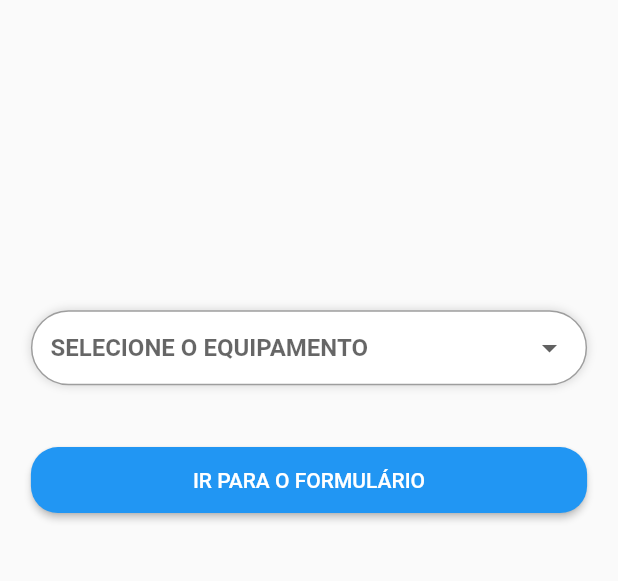
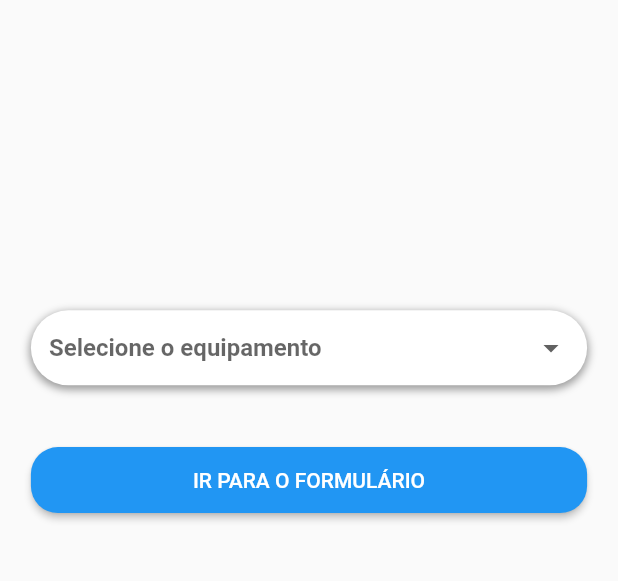
Before and after one commit to Gabriel-S-Souza/worksheet-generator, a Flutter app: the HomeScreen screen opened directly, on a phone screen of 412 x 824 dp, the part 430-1011 px from its top. Run offline on Flutter 3.47's test engine with Material 2 defaults, Android fonts, the phone set to English and light mode, and no system bars; our stand-ins replace auto_size_text, email_validator, flutter_mobx, flutter_typeahead, get_it, hive_flutter and 5 more; missing offline and left inert: android_path_provider, dart:ffi, excel; accounts and stored records are empty; generated files the repository leaves out were written again; statements that could not run were skipped.

Commit message:
Adjusted some datails on interface

```diff
--- a/lib/view/my_app.dart
+++ b/lib/view/my_app.dart
@@ -6,12 +6,10 @@ class MyApp extends StatelessWidget {
 
   @override
   Widget build(BuildContext context) {
-    return MaterialApp(
+    return const MaterialApp(
       title: 'Formulário de Atendimento',
       debugShowCheckedModeBanner: false,
-      theme: ThemeData(
-      ),
-      home: const CustomLoginCheck(),
+      home: CustomLoginCheck(),
     );
   }
 }
--- a/lib/view/screens/client_form/form_client_screen.dart
+++ b/lib/view/screens/client_form/form_client_screen.dart
@@ -58,6 +58,10 @@ class _FormClientScreenState extends State<FormClientScreen> {
         backgroundColor: Colors.transparent,
         centerTitle: true,
         elevation: 0,
+        leading: IconButton(
+          icon: const Icon(Icons.home),
+          onPressed: () => Navigator.maybePop(context),
+        ),
       ),
       body: PageView(
         controller: pageController,
--- a/lib/view/screens/equipment_form/equipment_form_screen.dart
+++ b/lib/view/screens/equipment_form/equipment_form_screen.dart
@@ -50,6 +50,10 @@ class _EquipmentFormScreenState extends State<EquipmentFormScreen> {
         backgroundColor: Colors.transparent,
         centerTitle: true,
         elevation: 0,
+        leading: IconButton(
+          icon: const Icon(Icons.home),
+          onPressed: () => Navigator.maybePop(context),
+        ),
       ),
       body: PageView(
         controller: pageController,
--- a/lib/view/screens/home_screen.dart
+++ b/lib/view/screens/home_screen.dart
@@ -8,6 +8,7 @@ import 'package:formulario_de_atendimento/view/screens/equipment_form/equipment_
 import 'package:formulario_de_atendimento/view/widgets/custom_app_buttom.dart';
 import 'package:permission_handler/permission_handler.dart';
 
+import '../widgets/custom_dropdown_buttom.dart';
 import 'client_form/form_client_screen.dart';
 
 class HomeScreen extends StatefulWidget {
@@ -67,49 +68,12 @@ class _HomeScreenState extends State<HomeScreen> {
               ),
             ),
             Flexible(
-              child: Container(
-                alignment: Alignment.center,
-                padding: const EdgeInsets.symmetric(vertical: 0, horizontal: 12),
-                height: 50,
-                decoration: BoxDecoration(
-                  color: Colors.white,
-                  border: Border.all(color: Colors.grey),
-                  borderRadius: BorderRadius.circular(40),
-                  boxShadow: const [
-                    BoxShadow(
-                      color: Colors.black12,
-                      blurRadius: 4,
-                      spreadRadius: 1,
-                    ),
-                  ],
-                ),
-                child: DropdownButtonHideUnderline(
-                  child: DropdownButton<String>(
-                    hint: const Text(
-                      'SELECIONE O EQUIPAMENTO',
-                         style: TextStyle(
-                          fontWeight: FontWeight.bold
-                        ),
-                    ),
-
-                    value: value,
-                    isExpanded: true,
-                    style: Theme.of(context).textTheme.titleMedium,
-                    onChanged: (value) => setState(() => this.value = value),
-                    items: equipment.map((String value) {
-                      return DropdownMenuItem<String>(
-                        value: value,
-                        child: Text(
-                          value,
-                          style: const TextStyle(
-                            fontWeight: FontWeight.bold
-                          ),
-                        ),
-                      );
-                    }).toList(),
-                  ),
-                ),
-              ),
+             child: CustomDropdownButtom(
+               hint: 'Selecione o equipamento',
+               value: value,
+               onChanged: (value) => setState(() => this.value = value),
+               items: equipment,
+             ),
             ),
             SizedBox( height: deviceHeight * 0.05),
             Flexible(
--- /dev/null
+++ b/lib/view/widgets/custom_dropdown_buttom.dart
@@ -0,0 +1,61 @@
+import 'package:flutter/material.dart';
+
+class CustomDropdownButtom extends StatelessWidget {
+  final String? value;
+  final String hint;
+  final List<String> items;
+  final void Function(String?) onChanged;
+
+  const CustomDropdownButtom({
+    Key? key,
+    this.value,
+    required this.hint,
+    required this.onChanged,
+    required this.items}) : super(key: key);
+
+  @override
+  Widget build(BuildContext context) {
+    return Container(
+      alignment: Alignment.center,
+      padding: const EdgeInsets.symmetric(vertical: 0, horizontal: 12),
+      height: 50,
+      decoration: BoxDecoration(
+        color: Colors.white,
+        borderRadius: BorderRadius.circular(40),
+        boxShadow: const [
+          BoxShadow(
+            color: Colors.black38,
+            blurRadius: 4,
+            spreadRadius: 1,
+            offset: Offset(0, 2),
+          ),
+        ],
+      ),
+      child: DropdownButtonHideUnderline(
+        child: DropdownButton<String>(
+          hint: Text(
+            hint,
+            style: const TextStyle(
+            fontWeight: FontWeight.bold
+            ),
+          ),
+          value: value,
+          isExpanded: true,
+          style: Theme.of(context).textTheme.titleMedium,
+          onChanged: onChanged,
+          items: items.map((String value) {
+            return DropdownMenuItem<String>(
+              value: value,
+              child: Text(
+                value,
+                style: const TextStyle(
+                  fontWeight: FontWeight.bold
+                ),
+              ),
+            );
+          }).toList(),
+        ),
+      ),
+    );
+  }
+}
```
